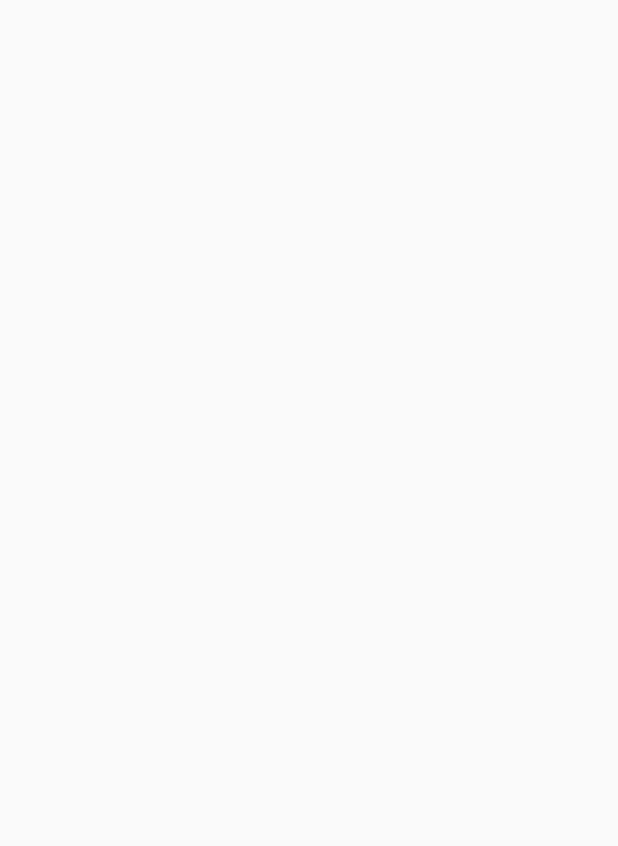
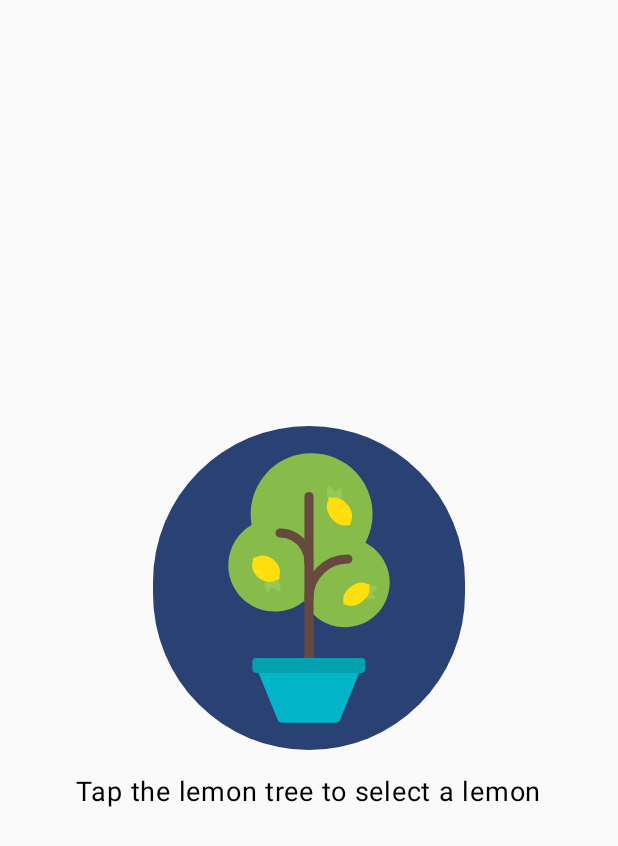
Before and after one commit to nnmoip/Lemonade, an Android app built with Jetpack Compose: the screen it shows after launch (MainActivity), on a phone screen of 412 x 824 dp. Before the commit the part shown is empty. Shown: the top 846 px of the screen. Run offline under Robolectric (Android 15) with nearby library versions, the light colour scheme and no system bars.

Commit message:
Init interface première page

```diff
--- a/app/src/main/java/com/example/lemonade/MainActivity.kt
+++ b/app/src/main/java/com/example/lemonade/MainActivity.kt
@@ -3,13 +3,34 @@ package com.example.lemonade
 import android.os.Bundle
 import androidx.activity.ComponentActivity
 import androidx.activity.compose.setContent
+import androidx.compose.foundation.Image
+import androidx.compose.foundation.background
+import androidx.compose.foundation.layout.Column
+import androidx.compose.foundation.layout.Spacer
 import androidx.compose.foundation.layout.fillMaxSize
+import androidx.compose.foundation.layout.fillMaxWidth
+import androidx.compose.foundation.layout.height
+import androidx.compose.foundation.layout.padding
+import androidx.compose.foundation.layout.size
+import androidx.compose.foundation.layout.wrapContentSize
+import androidx.compose.foundation.shape.CircleShape
+import androidx.compose.foundation.shape.RoundedCornerShape
+import androidx.compose.material3.Button
 import androidx.compose.material3.MaterialTheme
 import androidx.compose.material3.Surface
 import androidx.compose.material3.Text
 import androidx.compose.runtime.Composable
+import androidx.compose.ui.Alignment
 import androidx.compose.ui.Modifier
+import androidx.compose.ui.draw.shadow
+import androidx.compose.ui.graphics.Color
+import androidx.compose.ui.graphics.RectangleShape
+import androidx.compose.ui.graphics.painter.Painter
+import androidx.compose.ui.res.painterResource
+import androidx.compose.ui.res.stringResource
 import androidx.compose.ui.tooling.preview.Preview
+import androidx.compose.ui.unit.dp
+import androidx.compose.ui.unit.sp
 import com.example.lemonade.ui.theme.LemonadeTheme
 
 class MainActivity : ComponentActivity() {
@@ -23,11 +44,44 @@ class MainActivity : ComponentActivity() {
     }
 }
 
-@Preview(showBackground = true)
+@Preview(showBackground = true, showSystemUi = true)
 @Composable
 fun LemonadeApp() {
+    LemonadeProducer(
+        modifier = Modifier
+            .fillMaxSize()
+            .wrapContentSize(Alignment.Center)
+    )
 }
 
 @Composable
 fun LemonadeProducer(modifier: Modifier = Modifier) {
+    LemonadePage(
+        painterImage = painterResource(id = R.drawable.lemon_tree),
+        imageDesc = stringResource(R.string.lemon_tree),
+        instructions = stringResource(R.string.instructions_1),
+        modifier = modifier
+    )
 }
+
+@Composable
+fun LemonadePage(painterImage: Painter, imageDesc: String, instructions: String, modifier: Modifier = Modifier) {
+    Column(
+        horizontalAlignment = Alignment.CenterHorizontally,
+        modifier = modifier
+    ) {
+        Button(
+            onClick = { /*TODO*/ },
+        ) {
+            Image(
+                painter = painterImage,
+                contentDescription = imageDesc
+            )
+        }
+        Spacer(modifier = Modifier.height(16.dp))
+        Text(
+            text = instructions,
+            fontSize = 18.sp
+        )
+    }
+}
--- a/app/src/main/res/values/strings.xml
+++ b/app/src/main/res/values/strings.xml
@@ -1,3 +1,5 @@
 <resources>
     <string name="app_name">Lemonade</string>
+    <string name="lemon_tree">Lemon Tree</string>
+    <string name="instructions_1">Tap the lemon tree to select a lemon</string>
 </resources>
```
